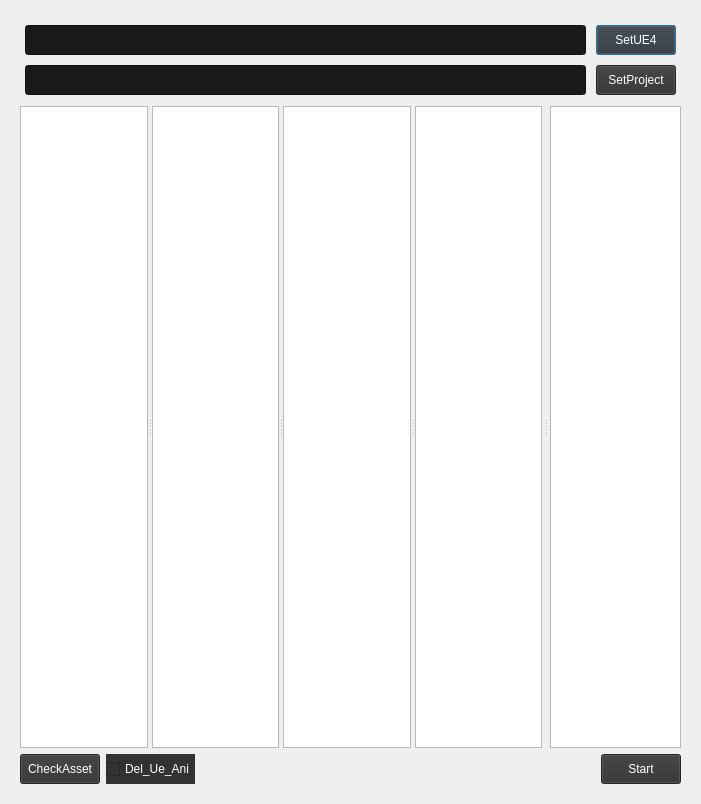
Qt form Pyt/UE_input_FBX.ui (woshisck/GitRepos) before a commit.
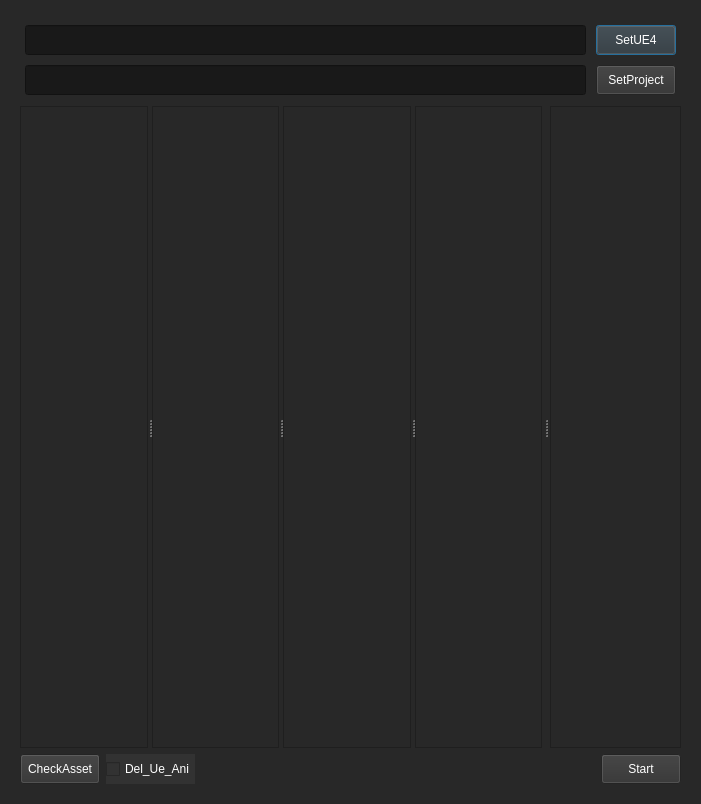
The same form after that commit. Icons and pictures are not drawn.

```diff
--- a/Pyt/UE_input_FBX.ui
+++ b/Pyt/UE_input_FBX.ui
@@ -18,10 +18,7 @@
     <normaloff>../../Download/tubiao.png</normaloff>../../Download/tubiao.png</iconset>
   </property>
   <property name="styleSheet">
-   <string notr="true">QWidget#Form {
-	background-color: rgb(40, 40, 40);
-	color:white;
-}</string>
+   <string notr="true">background-color: rgb(40, 40, 40);</string>
   </property>
   <layout class="QVBoxLayout" name="verticalLayout_2" stretch="0">
    <item>
```
